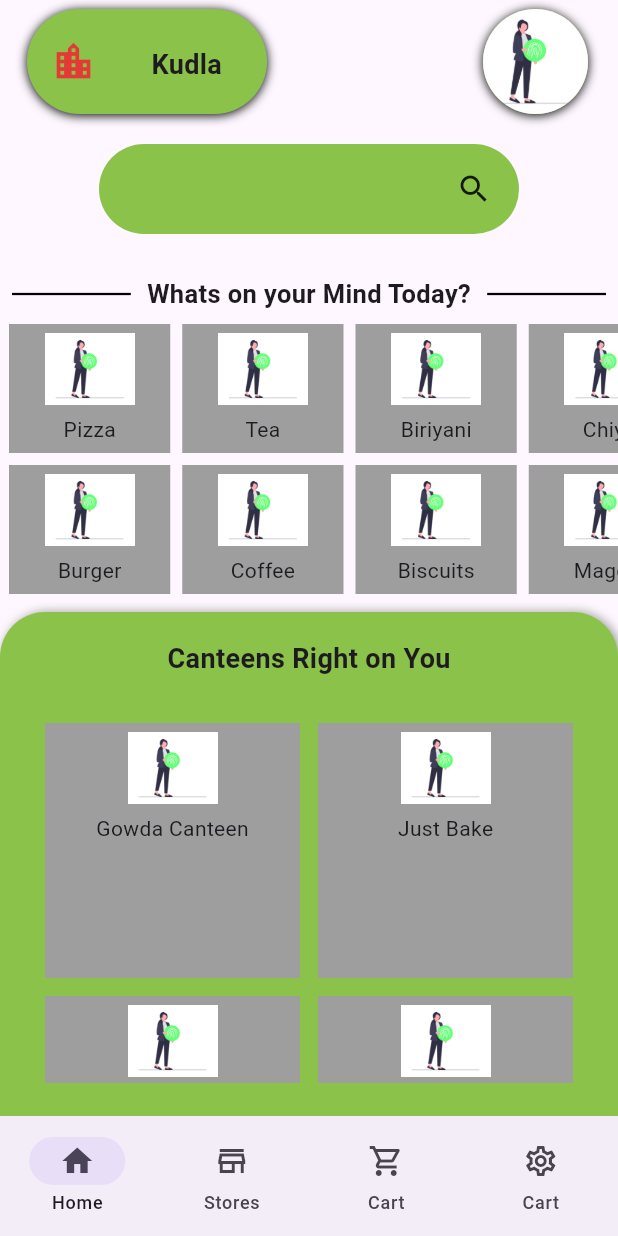
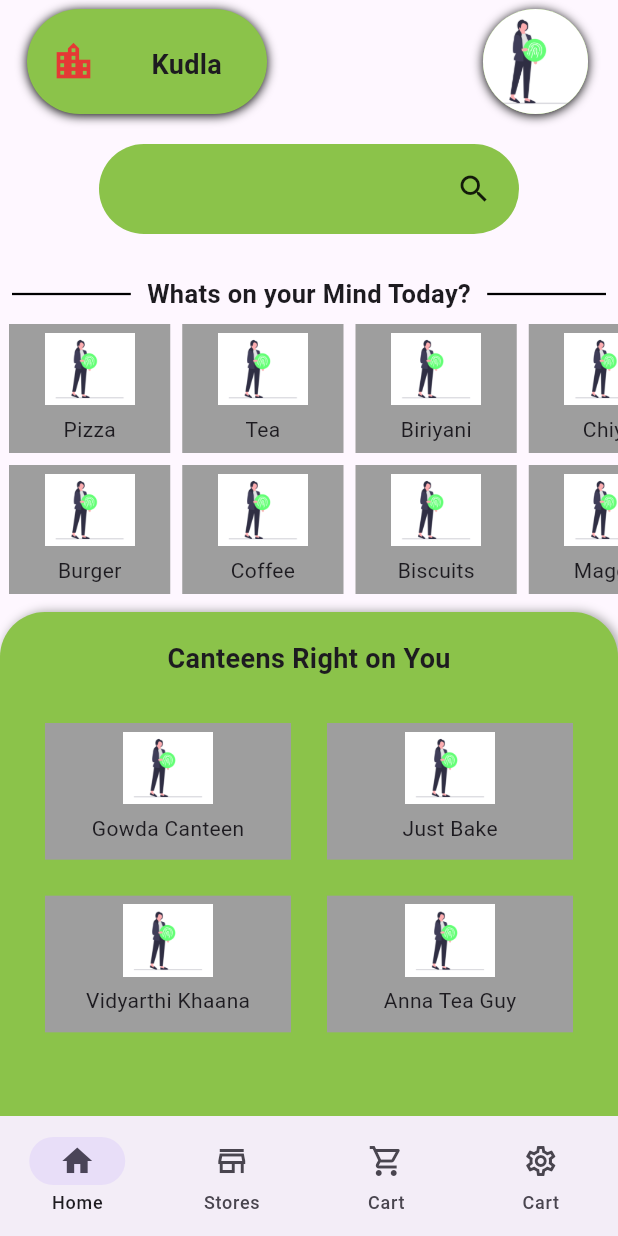
Before and after one commit to Nithin-47/queue_buster, a Flutter app: the screen it shows after launch, on a phone screen of 412 x 824 dp. Run offline on Flutter 3.47's test engine with Material 3 defaults, Android fonts, the phone set to English and light mode, and no system bars; our stand-ins replace flutter_spinkit, go_router.

Commit message:
Fixed the home page near canteen part of the page

```diff
--- a/lib/pages/consumer/home.dart
+++ b/lib/pages/consumer/home.dart
@@ -437,9 +437,9 @@ class _HomeState extends State<Home> {
 
                           gridDelegate:
                               const SliverGridDelegateWithFixedCrossAxisCount(
-                                  mainAxisSpacing: 12,
-                                  crossAxisSpacing: 12,
-                                  // childAspectRatio: 1,
+                                  mainAxisSpacing: 24,
+                                  crossAxisSpacing: 24,
+                                  childAspectRatio: 1.8,
                                   crossAxisCount: 2
                               ),
                           // Try uncommenting some of these properties to see the effect on the grid:
--- a/lib/pages/consumer/stores.dart
+++ b/lib/pages/consumer/stores.dart
@@ -16,6 +16,7 @@ class _StoresState extends State<Stores> {
     Shops(name: 'Gowda Canteen',photo: 'Assets/login.png'),
     Shops(name: 'Just Bake',photo: 'Assets/login.png'),
     Shops(name: 'Vidyarthi Khaana',photo: 'Assets/login.png'),
+
 
 
   ];
```
